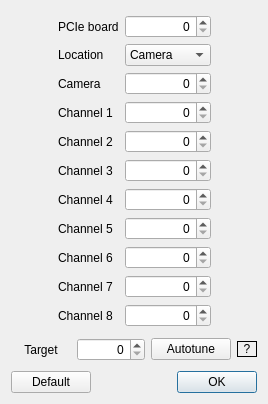
Qt form escam/dialogdac.ui (Entwicklungsburo-Stresing/EBST_CAM) before a commit.
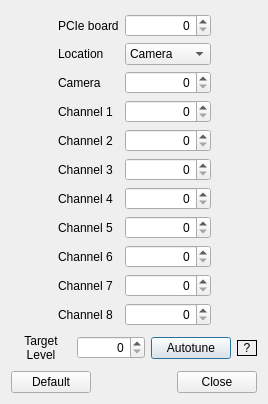
The same form after that commit.

Commit message:
Update autotune feature
Update the window, to make target more understandable, and changed button text from ok to close. Also implemented a limit of 60k, where the tuning stops when one channel reaches 60k

Patch:
```diff
--- a/escam/dialogdac.ui
+++ b/escam/dialogdac.ui
@@ -272,7 +272,8 @@
         </size>
        </property>
        <property name="text">
-        <string>Target</string>
+        <string>Target
+Level</string>
        </property>
        <property name="alignment">
         <set>Qt::AlignCenter</set>
@@ -366,7 +367,7 @@
      <item>
       <widget class="QDialogButtonBox" name="buttonBox">
        <property name="standardButtons">
-        <set>QDialogButtonBox::Ok</set>
+        <set>QDialogButtonBox::Close</set>
        </property>
       </widget>
      </item>
```
The commit also changes 2 other files.
